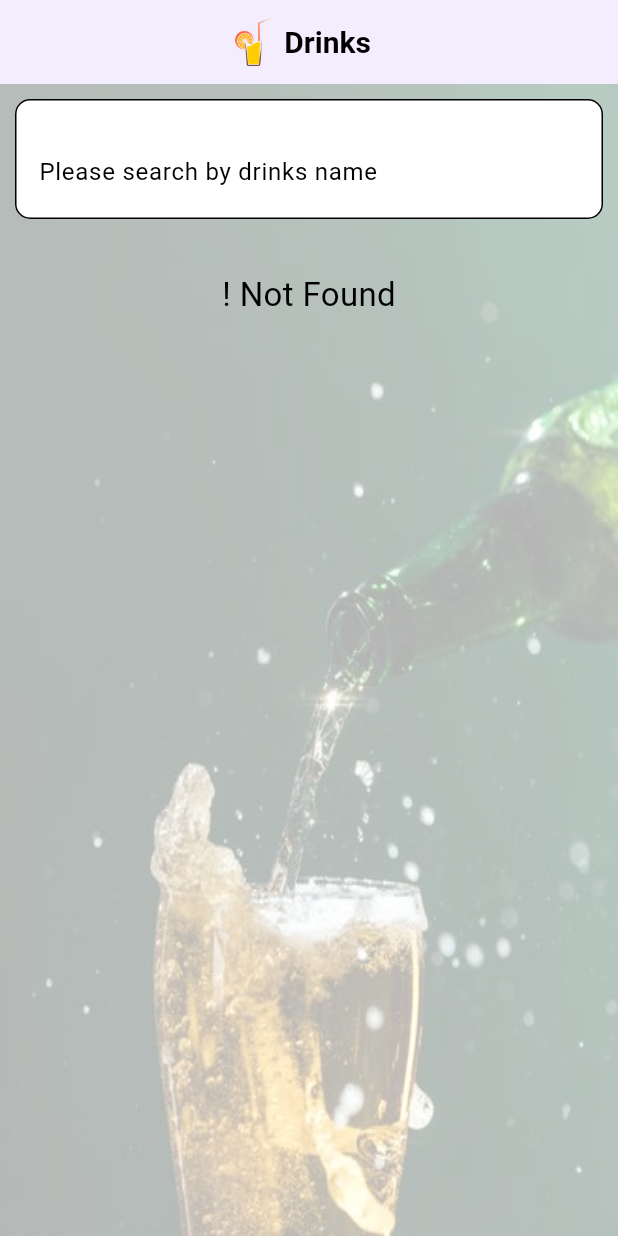
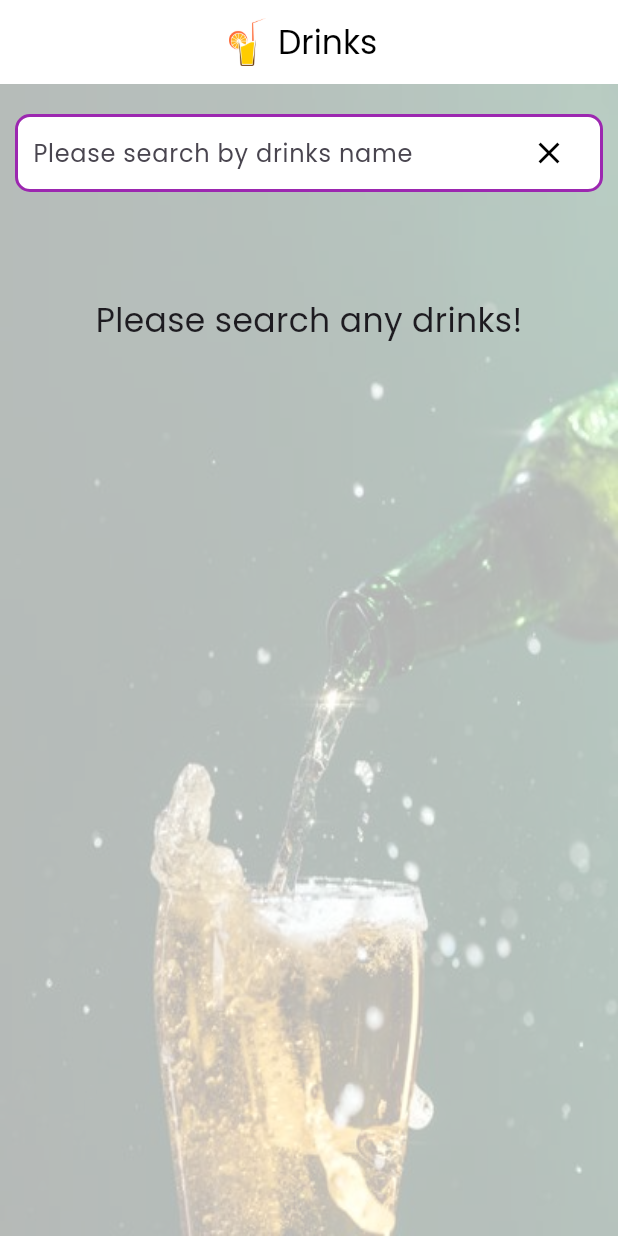
Before and after one commit to MohamedRasith/Drinks, a Flutter app: the screen it shows after launch, on a phone screen of 412 x 824 dp. Run offline on Flutter 3.47's test engine with Material 3 defaults, Android fonts, the phone set to English and light mode, and no system bars; our stand-ins replace dio, double_back_to_close_app, flutter_native_splash, google_fonts, shared_preferences; network calls fail.

Commit message:
Home Page design updated

```diff
--- a/lib/main.dart
+++ b/lib/main.dart
@@ -8,6 +8,7 @@ import 'package:drinks/widgets/flutter_error_widget.dart';
 import 'package:flutter/material.dart';
 import 'package:flutter/services.dart';
 import 'package:flutter_native_splash/flutter_native_splash.dart';
+import 'package:google_fonts/google_fonts.dart';
 import 'package:provider/provider.dart';
 
 void main() async {
@@ -50,7 +51,9 @@ class _MainApp extends StatelessWidget {
         debugShowCheckedModeBanner: false,
         builder: _appBuilder,
         scrollBehavior:  _DefaultScrollBehavior(),
-        theme: AppTheme.lightTheme,
+        theme: ThemeData(
+          fontFamily: GoogleFonts.poppins().fontFamily,
+        ),
         darkTheme: AppTheme.darkTheme,
         themeMode: ThemeController.of(context).themeMode,
         navigatorKey: Globals.navigatorKey,
--- a/lib/screens/home_screen.dart
+++ b/lib/screens/home_screen.dart
@@ -75,95 +75,73 @@ class _HomeScreenState extends State<HomeScreen> {
     colorFilter: ColorFilter.mode(Colors.white70, BlendMode.lighten),
     )
     ),
-    child:DoubleBackToCloseApp(
+          child: DoubleBackToCloseApp(
             snackBar: const SnackBar(
               content: Text('Tap the back button again to exit the app!'),
             ),
-          child: ListView(
-            padding: const EdgeInsets.all(10),
+            child: Column( // Use Column instead of ListView
               children: [
-              TextField(
+                Container(
+                  margin: const EdgeInsets.only(top: 20, left: 10, right: 10),
+                  decoration: BoxDecoration(
+                    color: Colors.white,
+                    borderRadius: BorderRadius.circular(10),
+                    border: Border.all(color: Colors.purple, width: 2),
+                  ),
+                  padding: EdgeInsets.symmetric(horizontal: 10),
+                  child: Row(
+                    children: [
+                      Expanded(
+                        child: TextFormField(
                           controller: searchController,
-                onSubmitted: (_) {
-                  final searchQuery = searchController.text;
-                  if (isNullOrBlank(searchQuery)) {
-                    return showSnackBar('Please enter a valid search term!');
-                  }
-                  _updateDrinks(searchQuery);
+                          onChanged: (value) {
+                            setState(() {
+                              _updateDrinks(value.isEmpty ? null : value);
+                            });
                           },
-                onChanged: (value) {
-                  if (value.isEmpty) {
-                    setState(() {
-                      _updateDrinks(null);
-                    });
-
-                  }
-                  else {
-                    setState(() {
-                      _updateDrinks(value);
-                    });
-
-                  }
-                },
+                          style: TextStyle(fontSize: 16),
                           decoration: InputDecoration(
-                  fillColor: Colors.white,
-                  filled: true,
+                            border: InputBorder.none,
                             hintText: 'Please search by drinks name',
-                  border: OutlineInputBorder(
-                    borderRadius: BorderRadius.circular(10),
                           ),
-                  suffix: IconButton(
+                        ),
+                      ),
+                      IconButton(
                         onPressed: () {
                           final q = searchController.text;
-                      if (!isNullOrBlank(q)) _updateDrinks(null);
+                          if (q.isNotEmpty) _updateDrinks(null);
                           searchController.clear();
                           FocusScope.of(context).unfocus();
                         },
-                    icon: const Icon(Icons.clear,color: Colors.black,),
+                        icon: Icon(Icons.clear, color: Colors.black),
+                      ),
+                    ],
                   ),
                 ),
+                const SizedBox(
+                  height: 20,
                 ),
-              const SizedBox(height: 10,width: 40,),
-              // ElevatedButton(
-              //   style: ButtonStyle(
-              //     backgroundColor: MaterialStateProperty.all(Colors.white),
-              //       minimumSize: MaterialStateProperty.all(Size(50, 50)),
-              //       shape: MaterialStateProperty.all<RoundedRectangleBorder>(
-              //           RoundedRectangleBorder(
-              //             borderRadius: BorderRadius.circular(50.0),
-              //           ),
-              //       ),
-              //   ),
-              //   onPressed: () async {
-              //     final searchQuery = searchController.text;
-              //     if (isNullOrBlank(searchQuery)) {
-              //       return showSnackBar('Please Enter Any Words');
-              //     }
-              //     _updateDrinks(searchQuery);
-              //   },
-              //   child: const Text(
-              //     'Search',
-              //     style: TextStyle(fontSize: 20),
-              //   ),
-              // ),
-              const SizedBox(height: 25),
                 if (_isLoading)
                   const CustomLoader()
-              else if (_drinks == null)
+                else if (_drinks == null || searchController.text.isEmpty)
                   const Center(
+                    child: Padding(
+                      padding: EdgeInsets.only(top: 50),
                       child: Text(
-                    '! Not Found',
+                        'Please search any drinks!',
                         style: TextStyle(fontSize: 22),
+                      ),
                     ),
                   )
                 else
-                ListView.builder(
-                  shrinkWrap: true,
-                  physics: const NeverScrollableScrollPhysics(),
+                  Expanded( // Ensures ListView.builder is scrollable
+                    child: ListView.builder(
+                      physics: const BouncingScrollPhysics(), // Allows smooth scrolling
                       itemBuilder: (context, index) => _DrinkCard(
                         drink: _drinks![index],
                       ),
                       itemCount: _drinks!.length,
+                    ),
                   ),
               ],
             ),
@@ -191,13 +169,56 @@ class _DrinkCard extends StatelessWidget {
         color: Colors.white,
         margin: EdgeInsets.only(bottom: 10),
         child: ListTile(
-          leading: Image.network("${drink.strDrinkThumb}", width: 50, height: 50,),
+          leading: CircleAvatar(
+            radius: 25,
+            backgroundImage: NetworkImage("${drink.strDrinkThumb}"), // Set image directly
+            backgroundColor: Colors.grey, // Fallback color if image is not available
+          ),
           title: Column(
             crossAxisAlignment: CrossAxisAlignment.start,
             children: [
-              Text('Name: ${drink.strDrink}'),
-              Text('Category: ${drink.strCategory}'),
-              Text('Updated on: ${DateFormat("dd MMM yyyy").format(date ?? DateTime.now())}'),
+              RichText(
+                text: TextSpan(
+                  children: [
+                    TextSpan(
+                      text: 'Name: ', // Bold and blue part
+                      style: TextStyle(fontWeight: FontWeight.bold, color: Colors.blue.shade800),
+                    ),
+                    TextSpan(
+                      text: drink.strDrink, // Normal part
+                      style: TextStyle(color: Colors.black),
+                    ),
+                  ],
+                ),
+              ),
+              RichText(
+                text: TextSpan(
+                  children: [
+                    TextSpan(
+                      text: 'Category: ',
+                      style: TextStyle(fontWeight: FontWeight.bold, color: Colors.blue.shade800),
+                    ),
+                    TextSpan(
+                      text: drink.strCategory,
+                      style: TextStyle(color: Colors.black),
+                    ),
+                  ],
+                ),
+              ),
+              RichText(
+                text: TextSpan(
+                  children: [
+                    TextSpan(
+                      text: 'Updated on: ',
+                      style: TextStyle(fontWeight: FontWeight.bold, color: Colors.blue.shade800),
+                    ),
+                    TextSpan(
+                      text: DateFormat("dd MMM yyyy").format(date ?? DateTime.now()),
+                      style: TextStyle(color: Colors.black),
+                    ),
+                  ],
+                ),
+              ),
             ],
           ),
           onTap: () => Navigator.pushNamed(
--- a/pubspec.yaml
+++ b/pubspec.yaml
@@ -41,6 +41,7 @@ dependencies:
   flutter_native_splash: ^2.1.6
   double_back_to_close_app: ^2.1.0
   intl: ^0.17.0
+  google_fonts: any
 
 dev_dependencies:
   flutter_test:
```
Also changed, not shown: pubspec.lock. Lines whose indentation alone changed are shown as unchanged.
